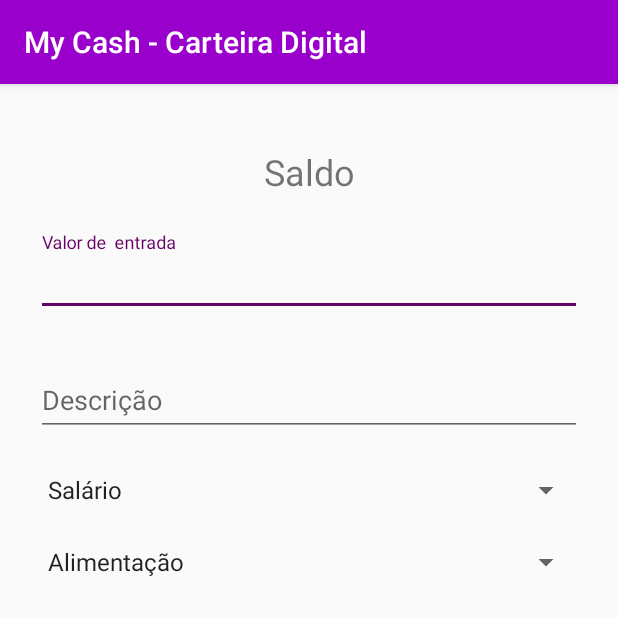
After one commit to miguel8000/MyCash, an Android app: the CadastroGanhosActivity screen opened directly, with no data from a screen before it, on a phone screen of 412 x 824 dp, the top half of it. The commit adds this screen. Run offline under Robolectric (Android 15) with nearby library versions, the phone set to English and light mode, and no system bars.

Commit message:
Spinners de categorias de ganhos e gastos

```diff
--- a/MyCashCarteiraDigital/app/build.gradle
+++ b/MyCashCarteiraDigital/app/build.gradle
@@ -31,4 +31,5 @@ dependencies {
     testImplementation 'junit:junit:4.12'
     androidTestImplementation 'androidx.test.ext:junit:1.1.1'
     androidTestImplementation 'androidx.test.espresso:espresso-core:3.2.0'
+    implementation 'com.google.android.material:material:1.0.0'
 }
--- a/MyCashCarteiraDigital/app/src/main/AndroidManifest.xml
+++ b/MyCashCarteiraDigital/app/src/main/AndroidManifest.xml
@@ -9,6 +9,7 @@
         android:roundIcon="@mipmap/ic_launcher_round"
         android:supportsRtl="true"
         android:theme="@style/AppTheme">
+        <activity android:name=".activity.CadastroGanhosActivity"></activity>
         <activity android:name=".activity.LoginActivity">
             <intent-filter>
                 <action android:name="android.intent.action.MAIN" />
--- /dev/null
+++ b/MyCashCarteiraDigital/app/src/main/java/com/gameon/mycash_carteiradigital/activity/CadastroGanhosActivity.java
@@ -0,0 +1,39 @@
+package com.gameon.mycash_carteiradigital.activity;
+
+import androidx.appcompat.app.AppCompatActivity;
+
+import android.os.Bundle;
+import android.widget.ArrayAdapter;
+import android.widget.Button;
+import android.widget.Spinner;
+
+import com.gameon.mycash_carteiradigital.R;
+
+public class CadastroGanhosActivity extends AppCompatActivity {
+
+    private Spinner spinnerCategory;
+    private Spinner getSpinnerCategory2;
+
+    @Override
+    protected void onCreate(Bundle savedInstanceState) {
+        super.onCreate(savedInstanceState);
+        setContentView(R.layout.activity_cadastro_ganhos);
+
+        //Configurando DropDown das categorias de ganhos
+        spinnerCategory = findViewById(R.id.spinnerCategory);
+
+        String[] categorys = getResources().getStringArray(R.array.earning_category);
+        ArrayAdapter arrayAdapter = new ArrayAdapter(
+                this, android.R.layout.simple_spinner_item, categorys);
+        arrayAdapter.setDropDownViewResource(android.R.layout.simple_spinner_dropdown_item);
+        spinnerCategory.setAdapter(arrayAdapter);
+
+        //Configurando DropDown das categorias de despesas
+        getSpinnerCategory2 = findViewById(R.id.spinnerCategory2);
+        String[] category2 = getResources().getStringArray(R.array.expenses_category);
+        ArrayAdapter arrayAdapter2 = new ArrayAdapter(
+                this, android.R.layout.simple_spinner_item, category2);
+        arrayAdapter2.setDropDownViewResource(android.R.layout.simple_spinner_dropdown_item);
+        getSpinnerCategory2.setAdapter(arrayAdapter2);
+    }
+}
--- a/MyCashCarteiraDigital/app/src/main/java/com/gameon/mycash_carteiradigital/activity/LoginActivity.java
+++ b/MyCashCarteiraDigital/app/src/main/java/com/gameon/mycash_carteiradigital/activity/LoginActivity.java
@@ -2,15 +2,31 @@ package com.gameon.mycash_carteiradigital.activity;
 
 import androidx.appcompat.app.AppCompatActivity;
 
+import android.content.Intent;
 import android.os.Bundle;
+import android.view.View;
+import android.widget.Button;
 
 import com.gameon.mycash_carteiradigital.R;
 
 public class LoginActivity extends AppCompatActivity {
 
+    private Button buttonEnter;
+
     @Override
     protected void onCreate(Bundle savedInstanceState) {
         super.onCreate(savedInstanceState);
         setContentView(R.layout.layout_login);
+
+        buttonEnter = findViewById(R.id.buttonEnter);
+
+        buttonEnter.setOnClickListener(new View.OnClickListener() {
+            @Override
+            public void onClick(View v) {
+                Intent intent = new Intent(LoginActivity.this, CadastroGanhosActivity.class);
+                startActivity(intent);
+            }
+        });
+
     }
 }
--- /dev/null
+++ b/MyCashCarteiraDigital/app/src/main/res/layout/activity_cadastro_ganhos.xml
@@ -0,0 +1,86 @@
+<?xml version="1.0" encoding="utf-8"?>
+<androidx.constraintlayout.widget.ConstraintLayout xmlns:android="http://schemas.android.com/apk/res/android"
+    xmlns:app="http://schemas.android.com/apk/res-auto"
+    xmlns:tools="http://schemas.android.com/tools"
+    android:layout_width="match_parent"
+    android:layout_height="match_parent"
+    tools:context=".activity.CadastroGanhosActivity">
+
+    <TextView
+        android:id="@+id/textoSaldo"
+        android:layout_width="wrap_content"
+        android:layout_height="wrap_content"
+        android:layout_marginTop="42dp"
+        android:text="Saldo"
+        android:textSize="24sp"
+        app:layout_constraintEnd_toEndOf="parent"
+        app:layout_constraintStart_toStartOf="parent"
+        app:layout_constraintTop_toTopOf="parent" />
+
+    <com.google.android.material.textfield.TextInputLayout
+        android:id="@+id/textInputLayout"
+        android:layout_width="0dp"
+        android:layout_height="wrap_content"
+        android:layout_marginStart="24dp"
+        android:layout_marginLeft="24dp"
+        android:layout_marginTop="24dp"
+        android:layout_marginEnd="24dp"
+        android:layout_marginRight="24dp"
+        app:layout_constraintEnd_toEndOf="parent"
+        app:layout_constraintStart_toStartOf="parent"
+        app:layout_constraintTop_toBottomOf="@+id/textoSaldo">
+
+        <com.google.android.material.textfield.TextInputEditText
+            android:id="@+id/inputValue"
+            android:layout_width="match_parent"
+            android:layout_height="wrap_content"
+            android:hint="Valor de  entrada" />
+    </com.google.android.material.textfield.TextInputLayout>
+
+    <com.google.android.material.textfield.TextInputLayout
+        android:id="@+id/textInputLayout3"
+        android:layout_width="0dp"
+        android:layout_height="wrap_content"
+        android:layout_marginStart="24dp"
+        android:layout_marginLeft="24dp"
+        android:layout_marginTop="24dp"
+        android:layout_marginEnd="24dp"
+        android:layout_marginRight="24dp"
+        app:layout_constraintEnd_toEndOf="parent"
+        app:layout_constraintStart_toStartOf="parent"
+        app:layout_constraintTop_toBottomOf="@+id/textInputLayout">
+
+        <com.google.android.material.textfield.TextInputEditText
+            android:id="@+id/inputDescription"
+            android:layout_width="match_parent"
+            android:layout_height="wrap_content"
+            android:hint="Descrição" />
+    </com.google.android.material.textfield.TextInputLayout>
+
+    <Spinner
+        android:id="@+id/spinnerCategory"
+        android:layout_width="0dp"
+        android:layout_height="wrap_content"
+        android:layout_marginStart="24dp"
+        android:layout_marginLeft="24dp"
+        android:layout_marginTop="24dp"
+        android:layout_marginEnd="24dp"
+        android:layout_marginRight="24dp"
+        app:layout_constraintEnd_toEndOf="parent"
+        app:layout_constraintStart_toStartOf="parent"
+        app:layout_constraintTop_toBottomOf="@+id/textInputLayout3" />
+
+    <Spinner
+        android:id="@+id/spinnerCategory2"
+        android:layout_width="0dp"
+        android:layout_height="wrap_content"
+        android:layout_marginStart="24dp"
+        android:layout_marginLeft="24dp"
+        android:layout_marginTop="24dp"
+        android:layout_marginEnd="24dp"
+        android:layout_marginRight="24dp"
+        app:layout_constraintEnd_toEndOf="parent"
+        app:layout_constraintStart_toStartOf="parent"
+        app:layout_constraintTop_toBottomOf="@+id/spinnerCategory" />
+
+</androidx.constraintlayout.widget.ConstraintLayout>
--- a/MyCashCarteiraDigital/app/src/main/res/layout/layout_login.xml
+++ b/MyCashCarteiraDigital/app/src/main/res/layout/layout_login.xml
@@ -48,6 +48,7 @@
         tools:checked="true" />
 
     <Button
+        android:id="@+id/buttonEnter"
         android:layout_width="match_parent"
         android:layout_height="wrap_content"
         android:layout_marginTop="250dp"
--- /dev/null
+++ b/MyCashCarteiraDigital/app/src/main/res/values/array_earnings.xml
@@ -0,0 +1,10 @@
+<?xml version="1.0" encoding="utf-8"?>
+<resources>
+
+    <string-array name="earning_category">
+        <item>@string/salary</item>
+        <item>@string/extra</item>
+        <item>@string/others</item>
+    </string-array>
+
+</resources>
--- /dev/null
+++ b/MyCashCarteiraDigital/app/src/main/res/values/array_expenses.xml
@@ -0,0 +1,15 @@
+<?xml version="1.0" encoding="utf-8"?>
+<resources>
+
+    <string-array name="expenses_category">
+        <item>@string/food</item>
+        <item>@string/rent</item>
+        <item>@string/water</item>
+        <item>@string/electricity</item>
+        <item>@string/credit_card</item>
+        <item>@string/fuel</item>
+        <item>@string/recreation</item>
+        <item>@string/others2</item>
+    </string-array>
+
+</resources>
--- a/MyCashCarteiraDigital/app/src/main/res/values/strings.xml
+++ b/MyCashCarteiraDigital/app/src/main/res/values/strings.xml
@@ -3,4 +3,19 @@
     <string name="login">Login</string>
     <string name="senha">Senha</string>
     <string name="entrar">Entrar</string>
+
+<!-- Array do spinner container na tela de cadastro de ganhos -->
+    <string name="salary">Salário</string>
+    <string name="extra">Extra</string>
+    <string name="others">Outros</string>
+
+<!-- Array do spinner container na tela de cadastro de ganhos -->
+    <string name="food">Alimentação</string>
+    <string name="rent">Aluguel</string>
+    <string name="water">Conta de água</string>
+    <string name="electricity">Conta de luz</string>
+    <string name="credit_card">Cartão de crédito</string>
+    <string name="fuel">Combustivel</string>
+    <string name="recreation">Lazer</string>
+    <string name="others2">Outros</string>
 </resources>
```
